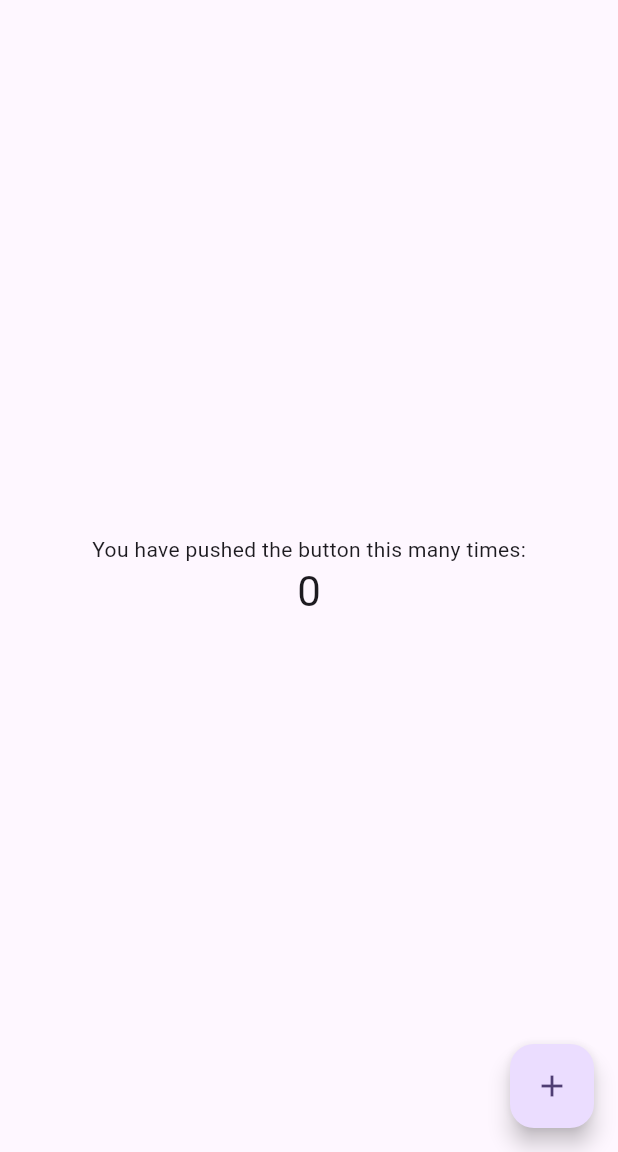
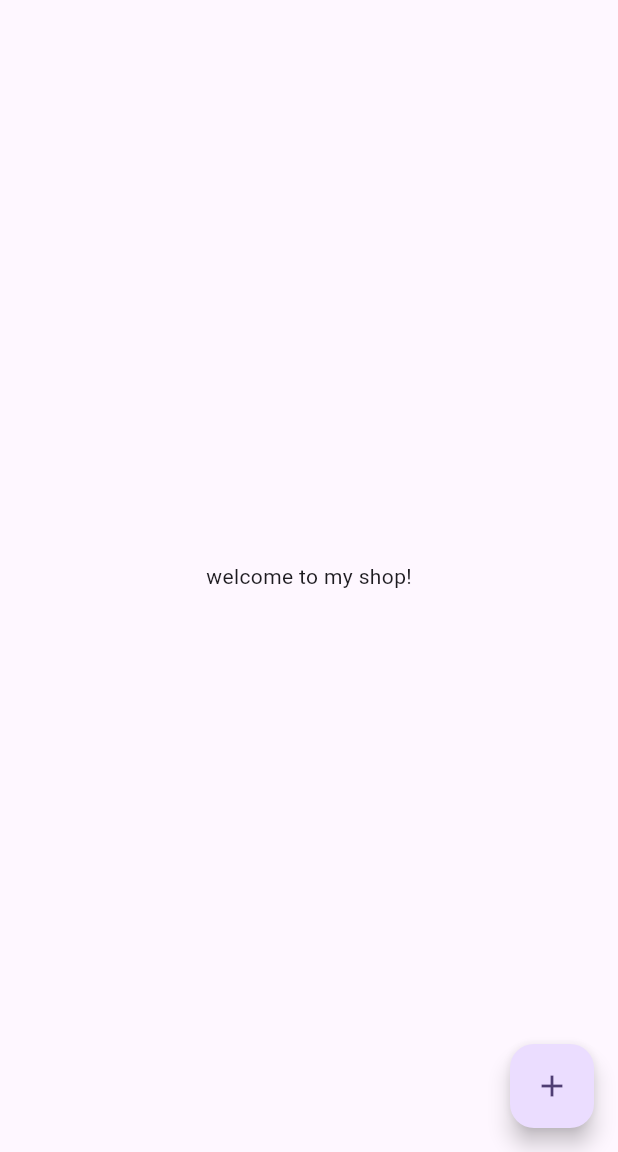
Before and after one commit to ojmanley/sandwich_shop, a Flutter app: the screen it shows after launch, on a phone screen of 412 x 824 dp, the part 84-1236 px from its top. Run offline on Flutter 3.47's test engine with Material 3 defaults, Android fonts, the phone set to English and light mode, and no system bars.

Commit message:
updated coloumn

```diff
--- a/lib/main.dart
+++ b/lib/main.dart
@@ -104,11 +104,8 @@ class _MyHomePageState extends State<MyHomePage> {
           // wireframe for each widget.
           mainAxisAlignment: MainAxisAlignment.center,
           children: <Widget>[
-            const Text('You have pushed the button this many times:'),
-            Text(
-              '$_counter',
-              style: Theme.of(context).textTheme.headlineMedium,
-            ),
+            const Text('welcome to my shop!'),
+
           ],
         ),
       ),
```
